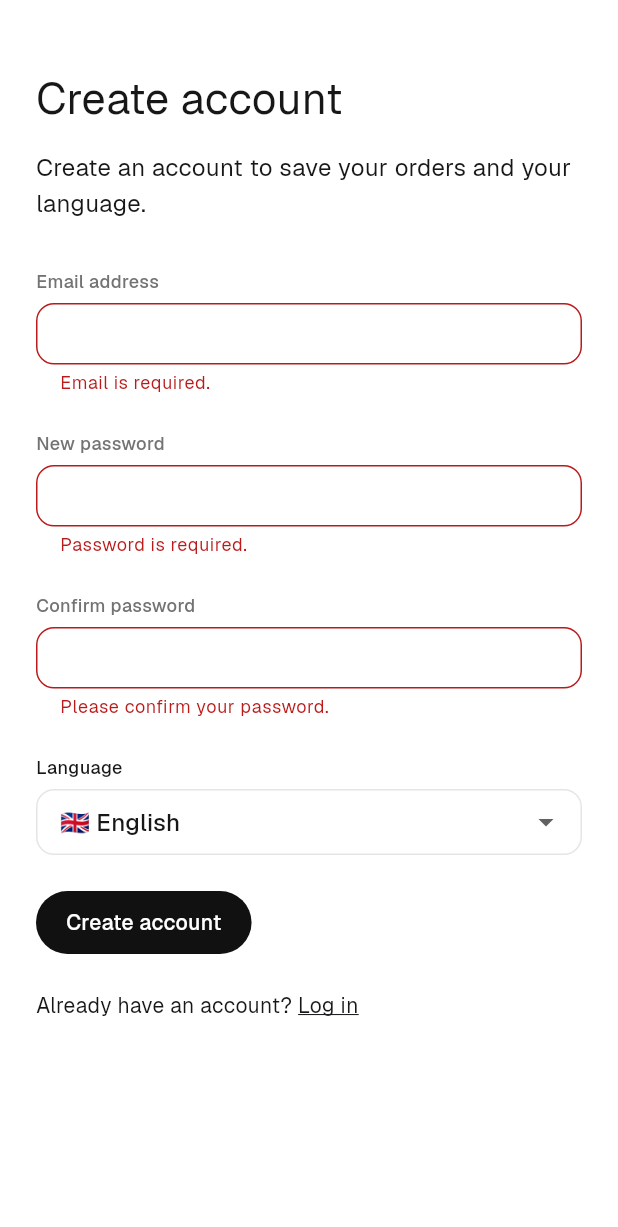
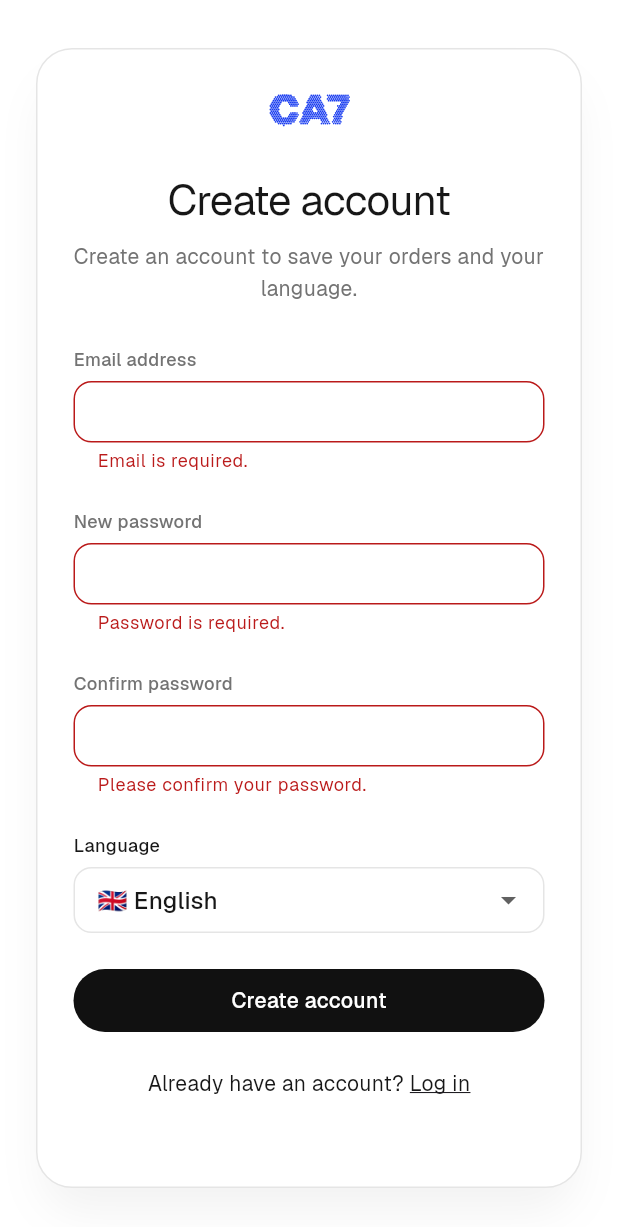
Before and after one commit to CerveauAnalytique/CA, a Flutter app: the CreateAccountPage widget shown alone on an empty page, opened directly, after a tap on "Create account", after a tap on "Log in", on a phone screen of 412 x 824 dp. Shown: the top 1227 px of the screen. Run offline on Flutter 3.47's test engine with Material 3 defaults, Android fonts, the phone set to English and light mode, and no system bars; our stand-ins replace file_picker, flutter_riverpod, flutter_secure_storage, flutter_svg, go_router, shared_preferences; accounts and stored records are empty; project files that could hold a hidden picture were left out.

Commit message:
Better login (card, show/hide password, full-width button), remove language flags from navbar and footer
Co-Authored-By: Claude Sonnet 5.5 <noreply@anthropic.com>
Claude-Session: https://claude.ai/code/session_015p84PuAX3Nff25SAKYs9oy

```diff
--- a/flutter_app/lib/app/shell/footer.dart
+++ b/flutter_app/lib/app/shell/footer.dart
@@ -46,7 +46,7 @@ class SiteFooter extends ConsumerWidget {
                 onTap: () => _switch(context, ref, l.code),
                 child: MouseRegion(
                   cursor: SystemMouseCursors.click,
-                  child: Text('${l.flag} ${l.name}', style: TextStyle(fontSize: 12, color: context.lang == l.code ? c.fg : c.muted, fontWeight: context.lang == l.code ? FontWeight.w600 : FontWeight.w400)),
+                  child: Text(l.name, style: TextStyle(fontSize: 12, color: context.lang == l.code ? c.fg : c.muted, fontWeight: context.lang == l.code ? FontWeight.w600 : FontWeight.w400)),
                 ),
               ),
           ]),
--- a/flutter_app/lib/core/widgets/atoms.dart
+++ b/flutter_app/lib/core/widgets/atoms.dart
@@ -3,11 +3,11 @@ import '../../app/theme/colors.dart';
 
 /// Pill / rounded buttons used across the website.
 class CaButton extends StatelessWidget {
-  const CaButton(this.label, {super.key, this.onPressed, this.outlined = false, this.blue = false, this.small = false, this.icon, this.busy = false, this.link = false});
+  const CaButton(this.label, {super.key, this.onPressed, this.outlined = false, this.blue = false, this.small = false, this.icon, this.busy = false, this.link = false, this.expand = false});
   final String label;
   final VoidCallback? onPressed;
   /// Look of a button only: the tap is handled by a surrounding link.
-  final bool outlined, blue, small, busy, link;
+  final bool outlined, blue, small, busy, link, expand;
   final IconData? icon;
 
   @override
@@ -25,7 +25,7 @@ class CaButton extends StatelessWidget {
           onTap: busy ? null : onPressed,
           child: Padding(
             padding: EdgeInsets.symmetric(horizontal: small ? 16 : 20, vertical: small ? 7 : 11),
-            child: Row(mainAxisSize: MainAxisSize.min, children: [
+            child: Row(mainAxisSize: expand ? MainAxisSize.max : MainAxisSize.min, mainAxisAlignment: MainAxisAlignment.center, children: [
               if (busy) SizedBox(width: 14, height: 14, child: CircularProgressIndicator(strokeWidth: 2, color: fg)) else if (icon != null) Icon(icon, size: 15, color: fg),
               if (busy || icon != null) const SizedBox(width: 6),
               Text(label, style: TextStyle(color: fg, fontSize: small ? 13 : 14, fontWeight: FontWeight.w500)),
--- a/flutter_app/lib/features/auth/auth_pages.dart
+++ b/flutter_app/lib/features/auth/auth_pages.dart
@@ -3,28 +3,43 @@ import 'package:flutter_riverpod/flutter_riverpod.dart';
 import 'package:go_router/go_router.dart';
 import '../../core/i18n/i18n.dart';
 import '../../core/providers.dart';
+import '../../app/theme/colors.dart';
 import '../../core/widgets/atoms.dart';
+import '../../core/widgets/dot_icon.dart';
 import '../../core/widgets/lnk.dart';
 import '../../core/widgets/responsive.dart';
 
-Widget _frame(BuildContext context, String title, String intro, Widget form) => Container1280(
+/// Centered card with the CA7 logo, like the website's login page.
+Widget _frame(BuildContext context, String title, String intro, Widget form) {
+  final c = context.ca;
+  return Container1280(
+    padding: EdgeInsets.symmetric(horizontal: 24, vertical: context.isDesktop ? 64 : 32),
     child: Align(
       alignment: Alignment.topCenter,
       child: ConstrainedBox(
-          constraints: const BoxConstraints(maxWidth: 576),
-          child: Padding(
-            padding: const EdgeInsets.symmetric(vertical: 48),
-            child: Column(crossAxisAlignment: CrossAxisAlignment.start, children: [
-              Text(title, style: const TextStyle(fontSize: 28.8, height: 1.2)),
-              const SizedBox(height: 16),
-              Text(intro, style: const TextStyle(fontSize: 16, height: 1.5)),
-              const SizedBox(height: 32),
+        constraints: const BoxConstraints(maxWidth: 440),
+        child: Container(
+          padding: EdgeInsets.all(context.isDesktop ? 40 : 24),
+          decoration: BoxDecoration(
+            color: c.bg,
+            borderRadius: BorderRadius.circular(24),
+            border: Border.all(color: Neutral.c200),
+            boxShadow: const [BoxShadow(color: Color(0x0D000000), blurRadius: 25, offset: Offset(0, 20), spreadRadius: -5)],
+          ),
+          child: Column(crossAxisAlignment: CrossAxisAlignment.stretch, children: [
+            const Center(child: Ca7Logo()),
+            const SizedBox(height: 24),
+            Text(title, textAlign: TextAlign.center, style: const TextStyle(fontSize: 28, fontWeight: FontWeight.w300, letterSpacing: -.5)),
+            const SizedBox(height: 8),
+            Text(intro, textAlign: TextAlign.center, style: TextStyle(fontSize: 14, height: 1.5, color: c.muted)),
+            const SizedBox(height: 28),
             form,
           ]),
         ),
       ),
     ),
   );
+}
 
 String? _target(BuildContext context) => GoRouterState.of(context).uri.queryParameters['redirect'];
 
@@ -38,7 +53,7 @@ class _LoginPageState extends ConsumerState<LoginPage> {
   final _form = GlobalKey<FormState>();
   final _email = TextEditingController(), _pw = TextEditingController();
   String? _error;
-  bool _busy = false;
+  bool _busy = false, _show = false;
 
   Future<void> _submit() async {
     if (!_form.currentState!.validate()) return;
@@ -69,19 +84,28 @@ class _LoginPageState extends ConsumerState<LoginPage> {
       context.t('Log in to manage your account and review your order history.'),
       Form(
         key: _form,
-        child: Column(crossAxisAlignment: CrossAxisAlignment.start, children: [
+        child: Column(crossAxisAlignment: CrossAxisAlignment.stretch, children: [
           if (_error != null) _Message(_error!),
           CaField(controller: _email, label: context.t('Email'), keyboard: TextInputType.emailAddress, autofill: const [AutofillHints.email], validator: (v) => (v ?? '').trim().isEmpty ? context.t('Email is required.') : null),
-          const SizedBox(height: 32),
-          CaField(controller: _pw, label: context.t('Password'), obscure: true, autofill: const [AutofillHints.password], onSubmitted: (_) => _submit(), validator: (v) => (v ?? '').isEmpty ? context.t('Please provide a password.') : null),
+          const SizedBox(height: 20),
+          Row(mainAxisAlignment: MainAxisAlignment.spaceBetween, children: [
+            Text(context.t('Password'), style: TextStyle(fontSize: 12, fontWeight: FontWeight.w500, color: context.ca.muted)),
+            Lnk(to: '/forgot-password$extra', child: Text(context.t('Forgot your password?'), style: TextStyle(fontSize: 12, color: context.ca.muted, decoration: TextDecoration.underline))),
+          ]),
+          const SizedBox(height: 6),
+          TextFormField(
+            controller: _pw,
+            obscureText: !_show,
+            autofillHints: const [AutofillHints.password],
+            onFieldSubmitted: (_) => _submit(),
+            validator: (v) => (v ?? '').isEmpty ? context.t('Please provide a password.') : null,
+            style: const TextStyle(fontSize: 14),
+            decoration: InputDecoration(suffixIcon: TextButton(onPressed: () => setState(() => _show = !_show), child: Text(_show ? context.t('Hide') : context.t('Show'), style: TextStyle(fontSize: 12, color: context.ca.muted)))),
+          ),
           const SizedBox(height: 24),
-          Wrap(children: [Text('${context.t('Forgot your password?')} ', style: const TextStyle(fontSize: 14)), Lnk(to: '/forgot-password$extra', child: Text(context.t('Click here to reset it'), style: const TextStyle(fontSize: 14, decoration: TextDecoration.underline)))]),
+          CaButton(_busy ? context.t('Processing') : context.t('Continue'), onPressed: _submit, busy: _busy, expand: true),
           const SizedBox(height: 24),
-          Row(children: [
-            Lnk(to: '/create-account$extra', child: CaButton(context.t('Create an account'), outlined: true, link: true)),
-            const Spacer(),
-            CaButton(_busy ? context.t('Processing') : context.t('Continue'), onPressed: _submit, busy: _busy),
-          ]),
+          Center(child: Lnk(to: '/create-account$extra', child: Text(context.t('Create an account'), style: const TextStyle(fontSize: 13, fontWeight: FontWeight.w500, decoration: TextDecoration.underline)))),
         ]),
       ),
     );
@@ -140,7 +164,7 @@ class _CreateAccountPageState extends ConsumerState<CreateAccountPage> {
       context.t('Create an account to save your orders and your language.'),
       Form(
         key: _form,
-        child: Column(crossAxisAlignment: CrossAxisAlignment.start, children: [
+        child: Column(crossAxisAlignment: CrossAxisAlignment.stretch, children: [
           if (_error != null) _Message(_error!),
           CaField(controller: _email, label: context.t('Email address'), keyboard: TextInputType.emailAddress, validator: (v) => (v ?? '').trim().isEmpty ? context.t('Email is required.') : null),
           const SizedBox(height: 24),
@@ -157,9 +181,9 @@ class _CreateAccountPageState extends ConsumerState<CreateAccountPage> {
             decoration: const InputDecoration(),
           ),
           const SizedBox(height: 24),
-          CaButton(_busy ? context.t('Processing') : context.t('Create account'), onPressed: _submit, busy: _busy),
+          CaButton(_busy ? context.t('Processing') : context.t('Create account'), onPressed: _submit, busy: _busy, expand: true),
           const SizedBox(height: 24),
-          Wrap(children: [Text('${context.t('Already have an account?')} ', style: const TextStyle(fontSize: 14)), Lnk(to: '/login${qp.isEmpty ? '' : '?$qp'}', child: Text(context.t('Log in'), style: const TextStyle(fontSize: 14, decoration: TextDecoration.underline)))]),
+          Wrap(alignment: WrapAlignment.center, children: [Text('${context.t('Already have an account?')} ', style: const TextStyle(fontSize: 14)), Lnk(to: '/login${qp.isEmpty ? '' : '?$qp'}', child: Text(context.t('Log in'), style: const TextStyle(fontSize: 14, decoration: TextDecoration.underline)))]),
         ]),
       ),
     );
@@ -197,11 +221,11 @@ class _ForgotPasswordPageState extends ConsumerState<ForgotPasswordPage> {
         context.t('Enter your email address. You will receive an email with a link to reset your password.'),
         _sent
             ? _Message(context.t('Check your email for a link that will allow you to securely reset your password.'), ok: true)
-            : Column(crossAxisAlignment: CrossAxisAlignment.start, children: [
+            : Column(crossAxisAlignment: CrossAxisAlignment.stretch, children: [
                 if (_error != null) _Message(_error!),
                 CaField(controller: _email, label: context.t('Email'), keyboard: TextInputType.emailAddress, onSubmitted: (_) => _submit()),
                 const SizedBox(height: 24),
-                CaButton(_busy ? context.t('Processing') : context.t('Forgot password'), onPressed: _submit, busy: _busy),
+                Center(child: CaButton(_busy ? context.t('Processing') : context.t('Forgot password'), onPressed: _submit, busy: _busy)),
               ]),
       );
 }
```
Also changed, not shown: flutter_app/assets/i18n/ar.json (+1 -1 lines), flutter_app/assets/i18n/de.json (+1 -1 lines), flutter_app/assets/i18n/es.json (+1 -1 lines), flutter_app/assets/i18n/fr.json (+1 -1 lines), flutter_app/assets/i18n/nl.json (+1 -1 lines), flutter_app/assets/i18n/pl.json (+1 -1 lines), flutter_app/lib/app/shell/header.dart (+0 -24 lines), 9 other files. Lines whose indentation alone changed are shown as unchanged.
